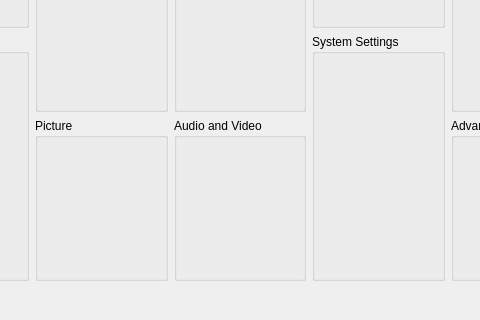
Above: src/ui/events/create_command_dialog.ui from DimichGD/FHEditor before the change; both pictures show x 253 to 733 and y 230 to 550 of the 847 by 550 pixel window. Below: the same form after it.
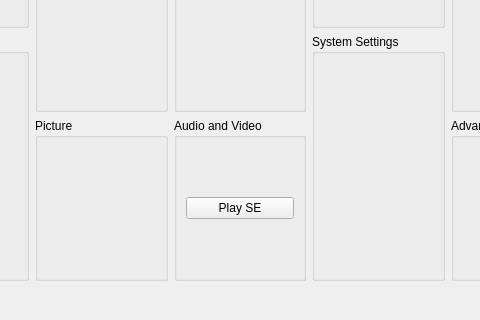
That is the form after the change.

Commit message: Commit before Command interface rewrite

```diff
--- a/src/ui/events/create_command_dialog.ui
+++ b/src/ui/events/create_command_dialog.ui
@@ -114,6 +114,15 @@
          <property name="title">
           <string>Audio and Video</string>
          </property>
+         <layout class="QVBoxLayout" name="verticalLayout_9">
+          <item>
+           <widget class="QPushButton" name="playSEButton">
+            <property name="text">
+             <string>Play SE</string>
+            </property>
+           </widget>
+          </item>
+         </layout>
         </widget>
        </item>
       </layout>
```
Left out of the diff: 4 changed lines with no effect on the pictures. The commit also changes 154 other files.
